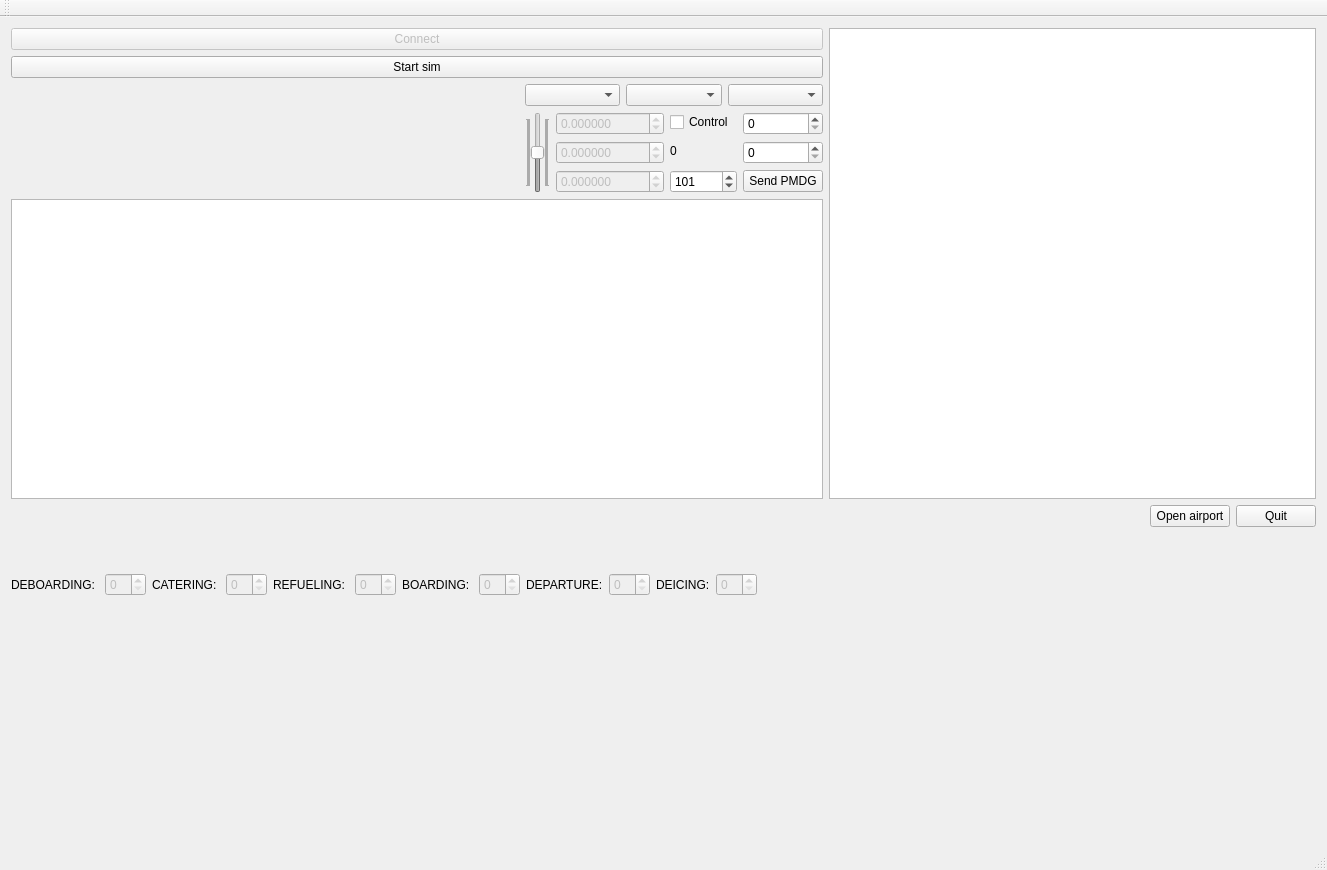
This is MSFS2020_AutoFlight/msfs2020_autoflight.ui in igor8518/MSFS2020_AUTO as Qt 5 draws it before an edit. The edited form follows.
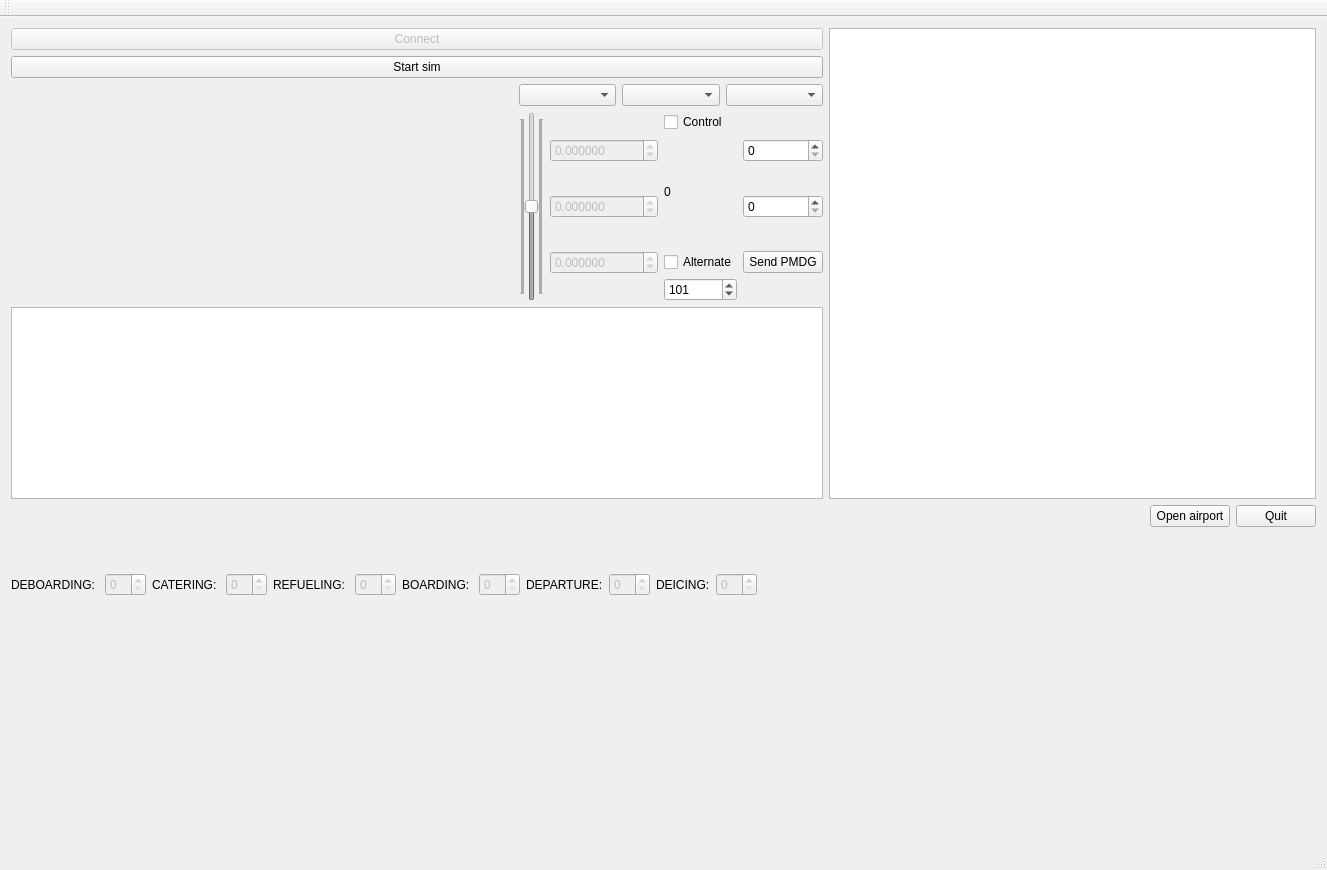
This is the edited form. Custom widgets are drawn as their Qt base class.

```diff
--- a/MSFS2020_AutoFlight/msfs2020_autoflight.ui
+++ b/MSFS2020_AutoFlight/msfs2020_autoflight.ui
@@ -27,7 +27,7 @@
     <item>
      <layout class="QHBoxLayout" name="horizontalLayout_5" stretch="5,3">
       <item>
-       <layout class="QVBoxLayout" name="verticalLayout_5" stretch="0,0,1,5">
+       <layout class="QVBoxLayout" name="verticalLayout_5" stretch="0,0,1,0">
         <item>
          <widget class="QPushButton" name="ConnectButton">
           <property name="enabled">
@@ -175,6 +175,13 @@
                   </property>
                  </widget>
                 </item>
+                <item>
+                 <widget class="QCheckBox" name="alternateBox">
+                  <property name="text">
+                   <string>Alternate</string>
+                  </property>
+                 </widget>
+                </item>
                 <item>
                  <widget class="QSpinBox" name="switchID">
                   <property name="minimum">
```
Left out of the diff: 52 changed lines with no effect on the pictures.
